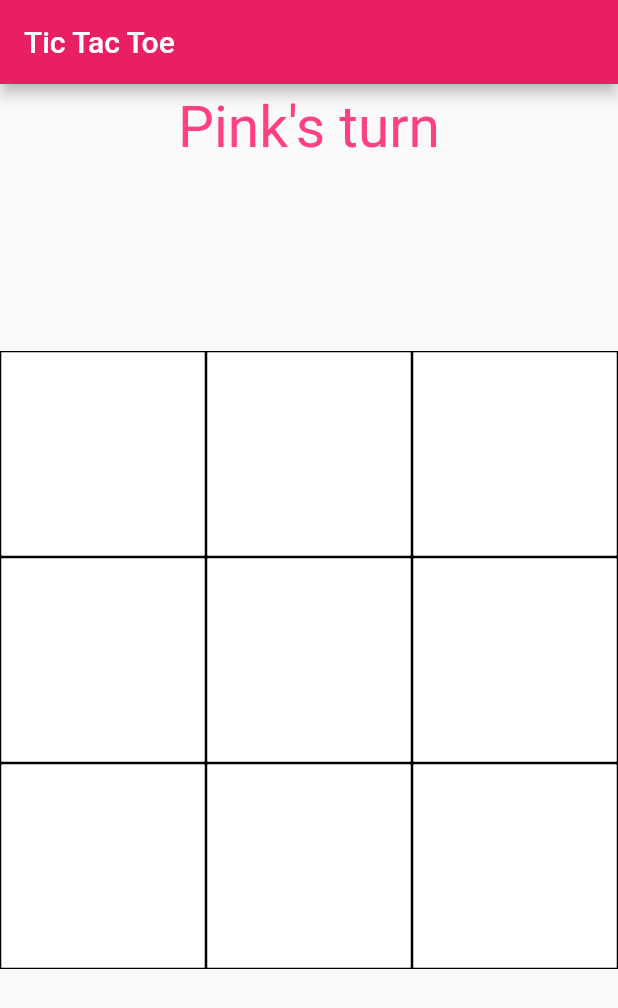
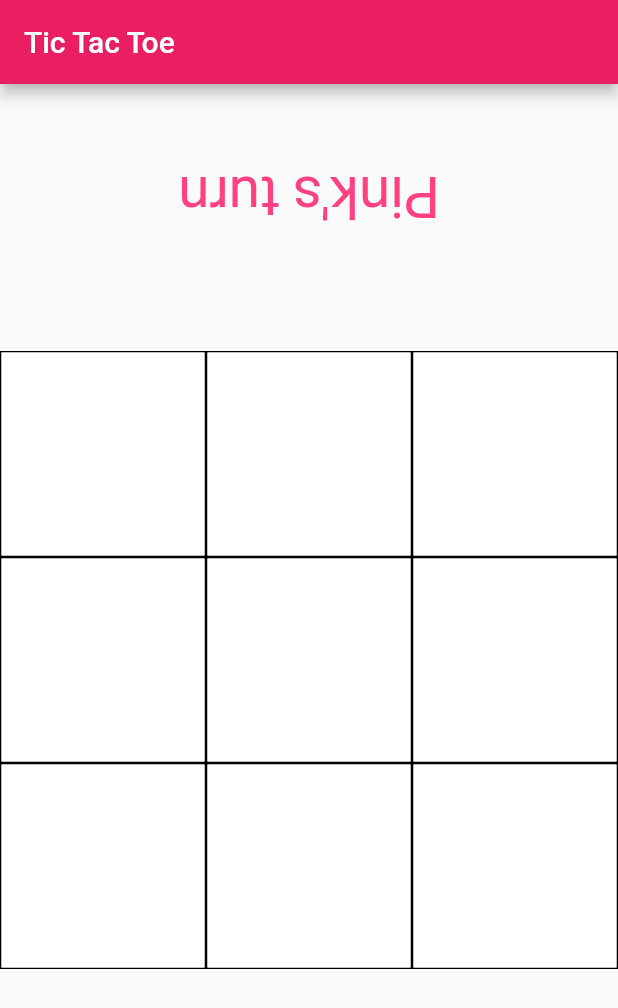
Before and after one commit to KajcsaRenataGabriela/Tic-Tac-Toe, a Flutter app: the screen it shows after launch, on a phone screen of 412 x 824 dp. Shown: the top 1008 px of the screen. Run offline on Flutter 3.47's test engine with Material 2 defaults, Android fonts, the phone set to English and light mode, and no system bars.

Commit message:
turned pink upside down

```diff
--- a/lib/views/home_page.dart
+++ b/lib/views/home_page.dart
@@ -88,17 +88,22 @@ class _MyHomePageState extends State<MyHomePage> {
     return Scaffold(
         appBar: AppBar(title: Text(widget.title)),
         body: Column(mainAxisAlignment: MainAxisAlignment.spaceAround, children: <Widget>[
-          Text(_whoWon == '' ? "Pink's turn\n$_whoWon" : _whoWon,
-              style: TextStyle(color: _xTurn == true || _whoWon != '' ? Colors.pinkAccent : Colors.white, fontSize: 38),
-              textAlign: TextAlign.center),
-          TextButton(
+          RotatedBox(
+              quarterTurns: 2,
+              child: Text(_whoWon == '' ? "Pink's turn\n$_whoWon" : _whoWon,
+                  style: TextStyle(
+                      color: _xTurn == true || _whoWon != '' ? Colors.pinkAccent : Colors.white, fontSize: 38),
+                  textAlign: TextAlign.center)),
+          RotatedBox(
+              quarterTurns: 2,
+              child: TextButton(
                   onPressed: _whoWon.contains('Pink') || _whoWon.contains('Tie') ? _refresh : null,
                   style: ButtonStyle(
                       backgroundColor: _whoWon.contains('Pink') || _whoWon.contains('Tie')
                           ? MaterialStateProperty.all(Colors.red)
                           : null),
                   child: Text(_whoWon.contains('Pink') || _whoWon.contains('Tie') ? 'Reset' : '',
-                  style: const TextStyle(color: Colors.black, fontSize: 32))),
+                      style: const TextStyle(color: Colors.black, fontSize: 32)))),
           GridView.builder(
               shrinkWrap: true,
               itemCount: 9,
```
Also changed, not shown: 1 other file. Lines whose indentation alone changed are shown as unchanged.
